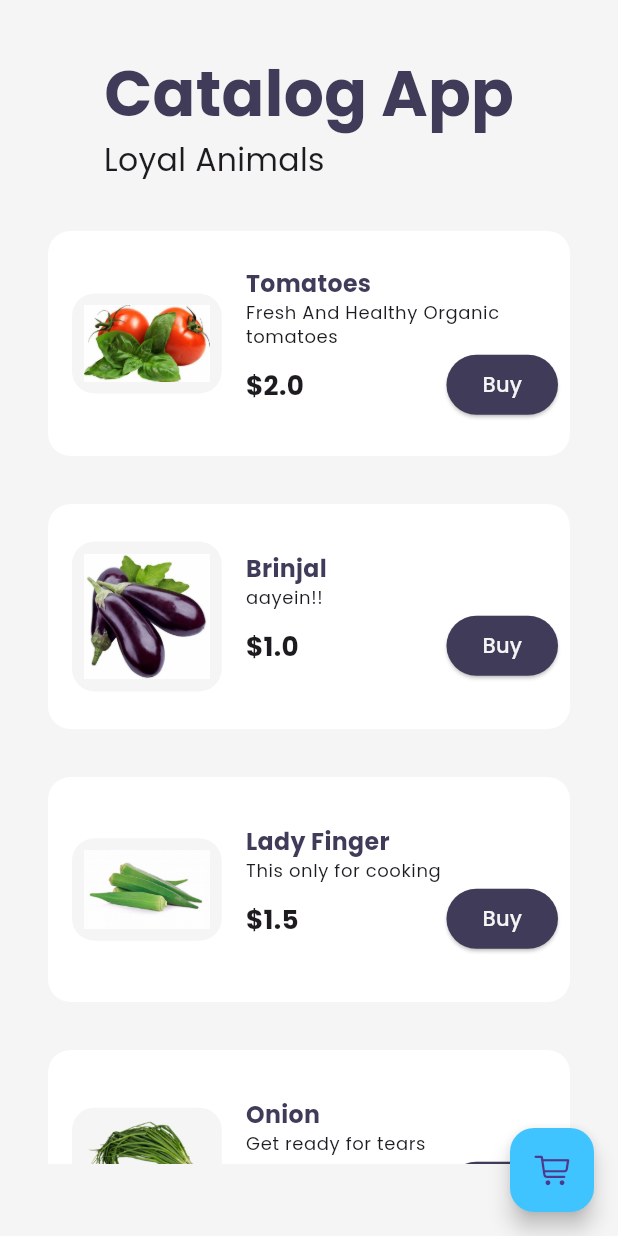
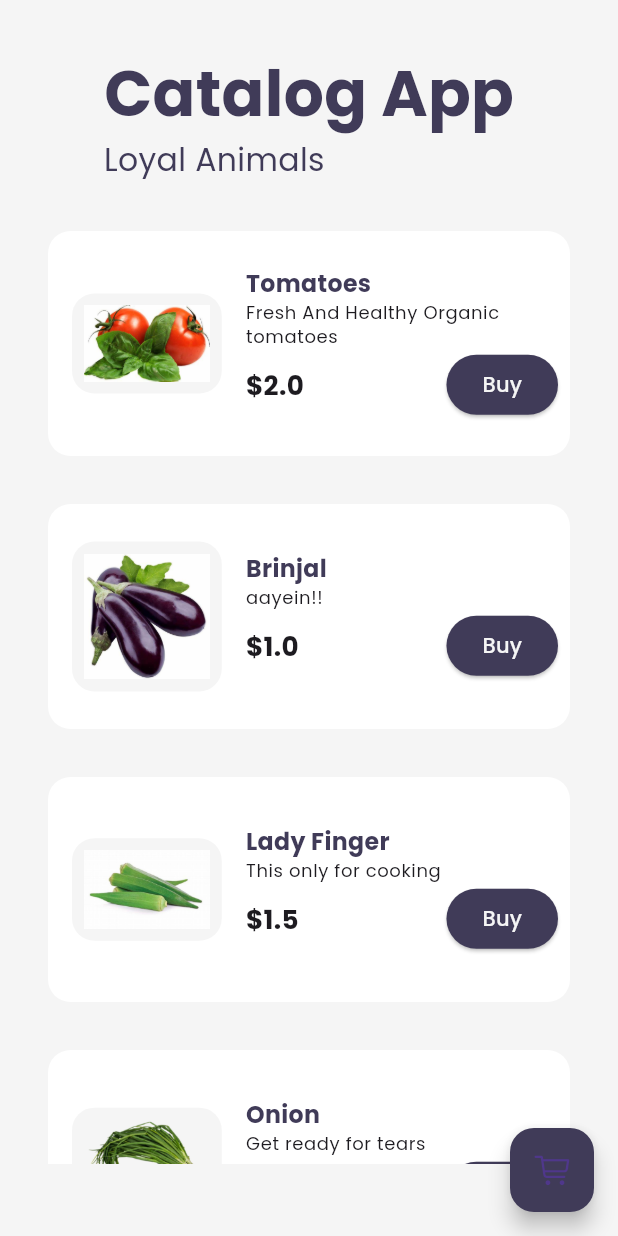
Before and after one commit to samir1120k/Online-Vegetable-Store, a Flutter app: the screen it shows after launch, on a phone screen of 412 x 824 dp. Run offline on Flutter 3.47's test engine with Material 3 defaults, Android fonts, the phone set to English and light mode, and no system bars; our stand-ins replace google_fonts, velocity_x.

Commit message:
add system dark mode

```diff
--- a/lib/main.dart
+++ b/lib/main.dart
@@ -15,7 +15,7 @@ class MyApp extends StatelessWidget {
   @override
   Widget build(BuildContext context) {
     return MaterialApp(
-      themeMode: ThemeMode.light,
+      themeMode: ThemeMode.system,
       theme: Mytheme.lightTheme(context),
       debugShowCheckedModeBanner: false,
       darkTheme: Mytheme.darkTheme(context),
--- a/lib/pages/home_page.dart
+++ b/lib/pages/home_page.dart
@@ -37,10 +37,10 @@ class _HomePageState extends State<HomePage> {
   @override
   Widget build(BuildContext context) {
     return Scaffold(
-      backgroundColor: Mytheme.creamColor,
+      backgroundColor: context.canvasColor,
       floatingActionButton: FloatingActionButton(
         onPressed: () => Navigator.pushNamed(context, MyRoutes.cartRoutes),
-        backgroundColor: Colors.lightBlueAccent,
+        backgroundColor: context.theme.focusColor,
         child: Icon(CupertinoIcons.cart),
       ),
       body: SafeArea(
--- a/lib/widgets/home_widgets/Catalog_header.dart
+++ b/lib/widgets/home_widgets/Catalog_header.dart
@@ -13,8 +13,8 @@ class catalogHeader extends StatelessWidget {
       child: Column(
         crossAxisAlignment: CrossAxisAlignment.start,
         children: [
-          "Catalog App".text.xl5.bold.color(Mytheme.dartBluishColor).make(),
-          "Loyal Animals".text.center.xl2.make(),
+          "Catalog App".text.xl5.bold.color(context.theme.hintColor).make(),
+          "Loyal Animals".text.color(context.theme.hintColor).center.xl2.make(),
         ],
       ),
     );
@@ -59,6 +59,6 @@ class CatalogItem extends StatelessWidget {
           ],
         ))
       ],
-    )).white.rounded.square(150).make().py16();
+    )).color(context.theme.cardColor).rounded.square(150).make().py16();
   }
 }
--- a/lib/widgets/themes.dart
+++ b/lib/widgets/themes.dart
@@ -1,18 +1,35 @@
 import 'package:flutter/material.dart';
 import 'package:google_fonts/google_fonts.dart';
+import 'package:velocity_x/velocity_x.dart';
 
 class Mytheme {
   static ThemeData lightTheme(BuildContext context) => ThemeData(
       primarySwatch: Colors.lightGreen,
       fontFamily: GoogleFonts.poppins().fontFamily,
+      hintColor: dartBluishColor,
+      cardColor: Colors.white,
+      canvasColor: creamColor,
+      focusColor: dartBluishColor,
       appBarTheme: AppBarTheme(
         backgroundColor: Colors.lightGreen,
         iconTheme: IconThemeData(color: Colors.black),
       ));
 
-  static ThemeData darkTheme(BuildContext context) =>
-      ThemeData(brightness: Brightness.dark);
+  static ThemeData darkTheme(BuildContext context) => ThemeData(
+      brightness: Brightness.dark,
+      primarySwatch: Colors.lightGreen,
+      fontFamily: GoogleFonts.poppins().fontFamily,
+      hintColor: Colors.white,
+      cardColor: Colors.black,
+      canvasColor: darkCreamColor,
+      focusColor: lightBluishColor,
+      appBarTheme: AppBarTheme(
+        backgroundColor: Colors.black,
+        iconTheme: IconThemeData(color: Colors.black),
+      ));
 
   static Color creamColor = Color(0xfff5f5f5);
   static Color dartBluishColor = Color(0xff403b58);
+  static Color darkCreamColor = Vx.gray900;
+  static Color lightBluishColor = Vx.indigo500;
 }
```
